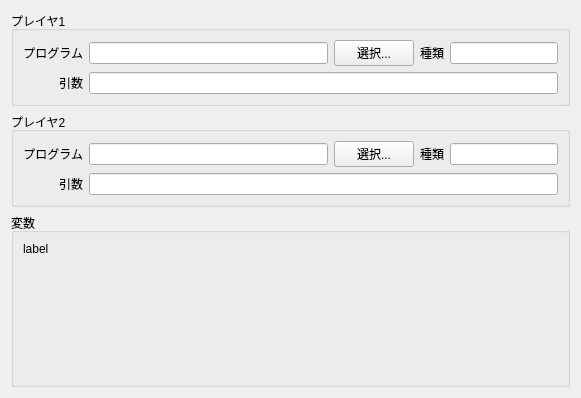
The window that src/playeredit.ui (At-sushi/QPeerCastYP) describes before a commit, drawn with Qt 5.
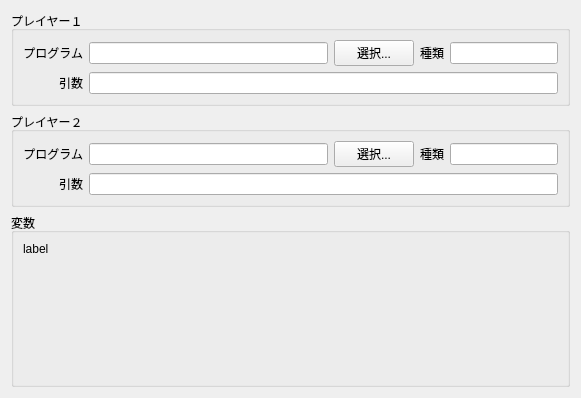
The same window after the commit.

Commit message: 表記変更「プレイヤ」→「プレイヤー」。イエローページ編集画面の項目移動ボタンを削除した。

```diff
--- a/src/playeredit.ui
+++ b/src/playeredit.ui
@@ -23,7 +23,7 @@
       </sizepolicy>
      </property>
      <property name="title">
-      <string>プレイヤ1</string>
+      <string>プレイヤー１</string>
      </property>
      <property name="flat">
       <bool>false</bool>
@@ -100,7 +100,7 @@
       </sizepolicy>
      </property>
      <property name="title">
-      <string>プレイヤ2</string>
+      <string>プレイヤー２</string>
      </property>
      <property name="flat">
       <bool>false</bool>
```
The commit also changes 4 other files.
